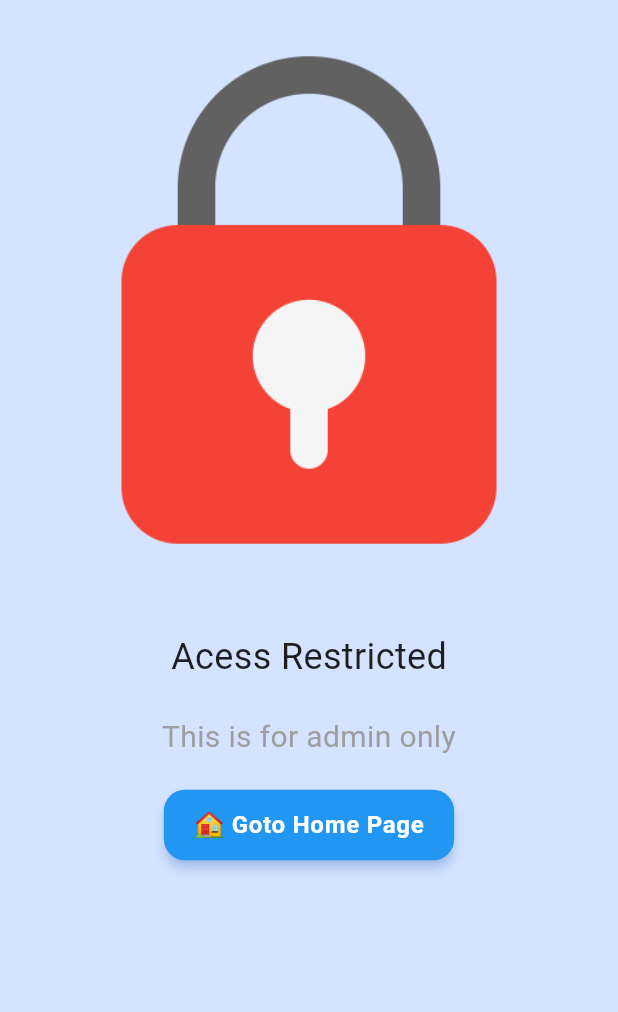
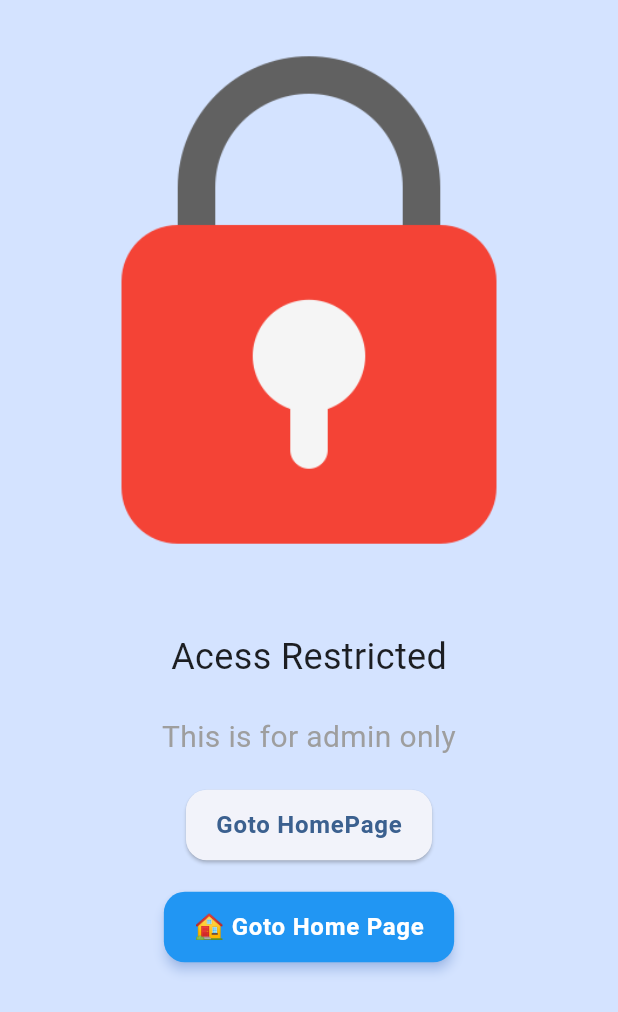
Before and after one commit to monmatprogramer/monk_absence, a Flutter app: the screen it shows after launch, on a phone screen of 412 x 824 dp. Shown: the top 1012 px of the screen. Run offline on Flutter 3.47's test engine with Material 3 defaults, Android fonts, the phone set to English and light mode, and no system bars; our stand-ins replace cached_network_image, camera, flutter_cache_manager, get, image_picker, logger and 2 more; missing offline and left inert: gal, google_ml_kit, mobile_scanner, qr_code_tools.

Commit message:
change button

```diff
--- /dev/null
+++ b/lib/conponent/press_animated_button.dart
@@ -0,0 +1,56 @@
+import 'package:flutter/material.dart';
+import 'package:logger/logger.dart';
+
+class PressAnimatedButton extends StatefulWidget {
+  final VoidCallback? onPressed;
+  final Widget child;
+  const PressAnimatedButton({
+    super.key,
+    required this.onPressed,
+    required this.child,
+  });
+
+  @override
+  State<PressAnimatedButton> createState() => _PressAnimatedButtonState();
+}
+
+class _PressAnimatedButtonState extends State<PressAnimatedButton> {
+  bool _pressed = false;
+  bool _hovering = false;
+  var logger = Logger(printer: PrettyPrinter());
+  void _setPressed(bool v) {
+    if (widget.onPressed == null) return;
+    setState(() {
+      _pressed = v;
+    });
+  }
+
+  @override
+  Widget build(BuildContext context) {
+    final targetScale = _pressed ? 0.96 : (_hovering ? 1.03 : 1.0);
+    return MouseRegion(
+      onEnter: (_) => setState(()=>  _hovering=true),
+      onExit: (_) => setState(() => _hovering=false),
+      child: Listener(
+        onPointerDown: (_) => _setPressed(true),
+        onPointerUp: (_) => _setPressed(false),
+        onPointerCancel: (_) => _setPressed(false),
+        child: TweenAnimationBuilder<double>(
+          tween: Tween(begin: 1.0, end: targetScale),
+          duration: const Duration(milliseconds: 140),
+          curve: Curves.easeOut,
+          builder: (context, scale, child) {
+            return Transform.scale(scale: scale, child: child);
+          },
+          child: ElevatedButton(
+            onPressed: () {
+              widget.onPressed!();
+              _setPressed(true);
+            },
+            child: widget.child,
+          ),
+        ),
+      ),
+    );
+  }
+}
--- a/lib/pages/access_restricted_page.dart
+++ b/lib/pages/access_restricted_page.dart
@@ -1,5 +1,6 @@
 import 'package:flutter/material.dart';
 import 'package:get/get.dart';
+import 'package:presence_app/conponent/press_animated_button.dart';
 
 class AccessRestrictedPage extends StatelessWidget {
   const AccessRestrictedPage({super.key});
@@ -9,6 +10,7 @@ class AccessRestrictedPage extends StatelessWidget {
     return Scaffold(
       backgroundColor: Theme.of(context).colorScheme.primaryContainer,
       body: SafeArea(
+        child: SingleChildScrollView(
           child: Center(
             child: Column(
               children: [
@@ -31,6 +33,14 @@ class AccessRestrictedPage extends StatelessWidget {
                   "This is for admin only",
                   style: TextStyle(fontSize: 20, color: Colors.grey),
                   textAlign: TextAlign.center,
+                ),
+                const SizedBox(height: 20),
+                //Create custom elevated Button style
+                PressAnimatedButton(
+                  onPressed: () {
+                    debugPrint("👉OnPressed");
+                  },
+                  child: Text("Goto HomePage"),
                 ),
                 const SizedBox(height: 20),
                 ElevatedButton(
@@ -59,6 +69,7 @@ class AccessRestrictedPage extends StatelessWidget {
             ),
           ),
         ),
+      ),
     );
   }
 }
```
Also changed, not shown: lib/main.dart (+27 -0 lines). Lines whose indentation alone changed are shown as unchanged.
